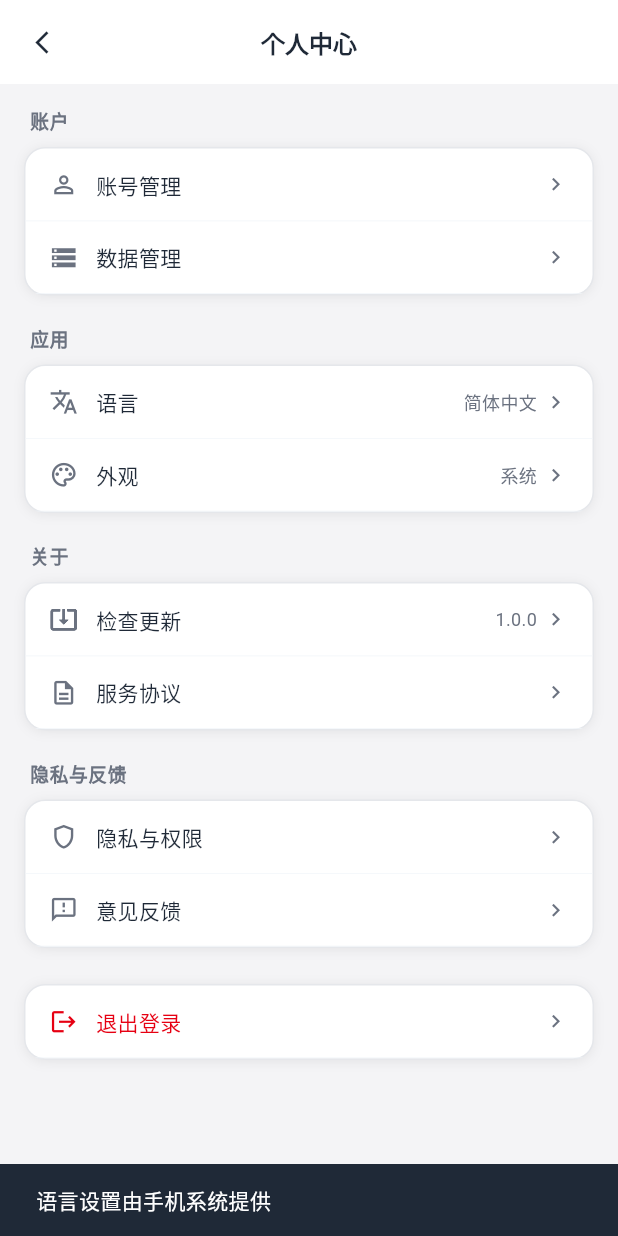
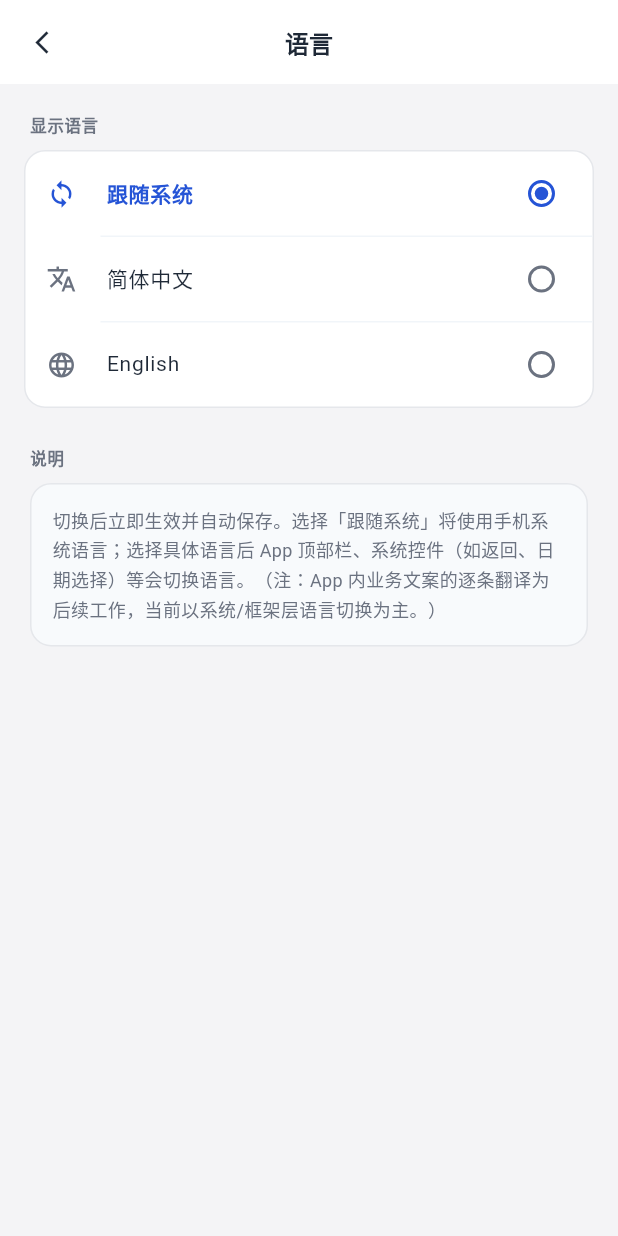
Before and after one commit to yungman-marker/tiejii_app, a Flutter app: the MeScreen screen opened by its route, after a tap on "语言", on a phone screen of 412 x 824 dp. Run offline on Flutter 3.47's test engine with Material 3 defaults, Android fonts, the phone set to English and light mode, and no system bars; our stand-ins replace file_picker, flutter_riverpod, flutter_svg, flutter_tts, go_router, image_picker and 2 more; missing offline and left inert: dart:html, dart:js_util, pointycastle, window_manager; accounts and stored records are empty.

Commit message:
feat(settings): 个人中心 语言/外观 接入可用设置界面
- 新增 language_screen.dart：跟随系统/简体中文/English 三选一，localeProvider 持久化全局生效
- app_router 加 /me/language 路由（桌面 NoTransitionPage + 移动 _slidePage，与外观对称）
- me_screen 移动端：语言/外观 由"系统提供"提示改为跳转对应设置页，右侧文字动态显示当前选择
- me_shell_desktop 应用分组补"语言"菜单项 + _sectionFromPath 分支（此前桌面端无语言菜单）
- 外观底层 themeModeProvider + AppearanceScreen 本已就绪，本次仅打通入口

```diff
--- a/lib/router/app_router.dart
+++ b/lib/router/app_router.dart
@@ -15,6 +15,7 @@ import '../ui/screens/knowledge_screen.dart';
 import '../ui/screens/knowledge_dir_screen.dart';
 import '../ui/screens/file_preview_screen.dart';
 import '../ui/screens/appearance_screen.dart';
+import '../ui/screens/language_screen.dart';
 import '../ui/screens/login_screen.dart';
 import '../ui/screens/main_shell.dart';
 import '../ui/screens/memory_screen.dart';
@@ -130,6 +131,12 @@ final routerProvider = Provider<GoRouter>((ref) {
                 : _slidePage(const AppearanceScreen()),
           ),
           GoRoute(
+            path: '/me/language',
+            pageBuilder: (context, state) => isDesktop(context)
+                ? const NoTransitionPage(child: LanguageScreen())
+                : _slidePage(const LanguageScreen()),
+          ),
+          GoRoute(
             path: '/me/feedback',
             pageBuilder: (context, state) => isDesktop(context)
                 ? const NoTransitionPage(child: FeedbackScreen())
--- /dev/null
+++ b/lib/ui/screens/language_screen.dart
@@ -0,0 +1,162 @@
+import 'package:flutter/material.dart';
+import 'package:flutter_riverpod/flutter_riverpod.dart';
+
+import '../../core/responsive.dart';
+import '../../core/theme/app_theme.dart';
+import '../../providers/locale_provider.dart';
+
+/// 语言（/me/language）：跟随系统 / 简体中文 / English 三选一。
+///
+/// 选择写入 [localeProvider]（SharedPreferences 持久化），[app] 顶层
+/// MaterialApp.locale 立即跟随；下次冷启动恢复选择。
+class LanguageScreen extends ConsumerWidget {
+  const LanguageScreen({super.key});
+
+  @override
+  Widget build(BuildContext context, WidgetRef ref) {
+    final current = ref.watch(localeProvider);
+    final isWide = isDesktop(context);
+    final scheme = Theme.of(context).colorScheme;
+
+    return Scaffold(
+      appBar: AppBar(
+        leading: isWide
+            ? const SizedBox.shrink()
+            : IconButton(
+                icon: const Icon(Icons.arrow_back_ios_new, size: 18),
+                onPressed: () => Navigator.of(context).pop(),
+              ),
+        title: const Text('语言'),
+        centerTitle: true,
+      ),
+      body: SafeArea(
+        bottom: false,
+        child: ListView(
+          padding: const EdgeInsets.fromLTRB(16, 12, 16, 24),
+          children: [
+            _sectionLabel('显示语言'),
+            _optionsCard(current, ref, scheme),
+            const SizedBox(height: 18),
+            _sectionLabel('说明'),
+            _tip(
+              '切换后立即生效并自动保存。'
+              '选择「跟随系统」将使用手机系统语言；选择具体语言后 App 顶部栏、'
+              '系统控件（如返回、日期选择）等会切换语言。'
+              '（注：App 内业务文案的逐条翻译为后续工作，当前以系统/框架层语言切换为主。）',
+            ),
+          ],
+        ),
+      ),
+    );
+  }
+
+  Widget _sectionLabel(String text) => Builder(builder: (ctx) {
+        return Padding(
+          padding: const EdgeInsets.fromLTRB(4, 8, 4, 8),
+          child: Text(
+            text,
+            style: TextStyle(
+              fontSize: 11,
+              fontWeight: FontWeight.w600,
+              color: Theme.of(ctx).colorScheme.onSurfaceVariant,
+              letterSpacing: 0.4,
+            ),
+          ),
+        );
+      });
+
+  Widget _optionsCard(Locale? current, WidgetRef ref, ColorScheme scheme) {
+    return Container(
+      decoration: BoxDecoration(
+        color: scheme.surface,
+        borderRadius: BorderRadius.circular(AppRadius.card),
+        border: Border.all(color: scheme.outline),
+      ),
+      child: Column(
+        children: [
+          _tile(
+            icon: Icons.sync_outlined,
+            label: '跟随系统',
+            value: null,
+            groupValue: current,
+            scheme: scheme,
+            onChanged: (v) => ref.read(localeProvider.notifier).set(v),
+          ),
+          Divider(height: 1, color: scheme.outlineVariant, indent: 50),
+          _tile(
+            icon: Icons.translate_outlined,
+            label: '简体中文',
+            value: const Locale('zh', 'CN'),
+            groupValue: current,
+            scheme: scheme,
+            onChanged: (v) => ref.read(localeProvider.notifier).set(v),
+          ),
+          Divider(height: 1, color: scheme.outlineVariant, indent: 50),
+          _tile(
+            icon: Icons.language_outlined,
+            label: 'English',
+            value: const Locale('en', 'US'),
+            groupValue: current,
+            scheme: scheme,
+            onChanged: (v) => ref.read(localeProvider.notifier).set(v),
+          ),
+        ],
+      ),
+    );
+  }
+
+  Widget _tile({
+    required IconData icon,
+    required String label,
+    required Locale? value,
+    required Locale? groupValue,
+    required ColorScheme scheme,
+    required ValueChanged<Locale?> onChanged,
+  }) {
+    final selected = value?.toString() == groupValue?.toString();
+    final fg = selected ? scheme.primary : scheme.onSurface;
+    final iconClr = selected ? scheme.primary : scheme.onSurfaceVariant;
+    return RadioListTile<Locale?>(
+      value: value,
+      groupValue: groupValue,
+      onChanged: onChanged,
+      controlAffinity: ListTileControlAffinity.trailing,
+      secondary: Icon(
+        icon,
+        size: 20,
+        color: iconClr,
+      ),
+      title: Text(
+        label,
+        style: TextStyle(
+          fontSize: 14,
+          color: fg,
+          fontWeight: selected ? FontWeight.w600 : FontWeight.w400,
+        ),
+      ),
+      activeColor: scheme.primary,
+      contentPadding: const EdgeInsets.symmetric(horizontal: 14),
+    );
+  }
+
+  Widget _tip(String text) => Builder(builder: (ctx) {
+        final scheme = Theme.of(ctx).colorScheme;
+        return Container(
+          margin: const EdgeInsets.symmetric(horizontal: 4),
+          padding: const EdgeInsets.all(14),
+          decoration: BoxDecoration(
+            color: scheme.surfaceContainerHighest,
+            borderRadius: BorderRadius.circular(AppRadius.card),
+            border: Border.all(color: scheme.outline),
+          ),
+          child: Text(
+            text,
+            style: TextStyle(
+              fontSize: 12,
+              color: scheme.onSurfaceVariant,
+              height: 1.6,
+            ),
+          ),
+        );
+      });
+}
--- a/lib/ui/screens/me_screen.dart
+++ b/lib/ui/screens/me_screen.dart
@@ -5,6 +5,8 @@ import 'package:go_router/go_router.dart';
 import '../../core/responsive.dart';
 import '../../core/theme/app_theme.dart';
 import '../../providers/auth_provider.dart';
+import '../../providers/locale_provider.dart';
+import '../../providers/theme_provider.dart';
 
 /// 个人中心菜单（分组：账户 / 应用 / 关于 / 隐私与反馈），被全屏页 [MeScreen] 复用。
 ///
@@ -29,11 +31,11 @@ Widget buildMeMenu(BuildContext context, WidgetRef ref) {
       _sectionHeader('应用'),
       _group([
         _row(Icons.translate_outlined, '语言',
-            trailing: '简体中文',
-            onTap: () => _tip(context, '语言设置由手机系统提供')),
+            trailing: _localeLabel(ref.watch(localeProvider)),
+            onTap: () => context.push('/me/language')),
         _row(Icons.palette_outlined, '外观',
-            trailing: '系统',
-            onTap: () => _tip(context, '外观设置由手机系统提供')),
+            trailing: _themeModeLabel(ref.watch(themeModeProvider)),
+            onTap: () => context.push('/me/appearance')),
       ]),
 
       // ── 关于 ──────────────────────────────────────────
@@ -203,6 +205,21 @@ Widget _sectionHeader(String text) => Builder(builder: (ctx) {
 void _tip(BuildContext ctx, String message) =>
     ScaffoldMessenger.of(ctx).showSnackBar(SnackBar(content: Text(message)));
 
+/// 语言菜单右侧文字：跟随系统 / 简体中文 / English。
+String _localeLabel(Locale? locale) {
+  if (locale == null) return '跟随系统';
+  if (locale.languageCode == 'zh') return '简体中文';
+  if (locale.languageCode == 'en') return 'English';
+  return '跟随系统';
+}
+
+/// 外观菜单右侧文字：系统 / 浅色 / 深色。
+String _themeModeLabel(ThemeMode mode) => switch (mode) {
+      ThemeMode.light => '浅色',
+      ThemeMode.dark => '深色',
+      ThemeMode.system => '系统',
+    };
+
 void _confirmLogout(BuildContext ctx, WidgetRef ref) {
   showDialog(
     context: ctx,
--- a/lib/ui/screens/me_shell_desktop.dart
+++ b/lib/ui/screens/me_shell_desktop.dart
@@ -71,6 +71,7 @@ class MeShellDesktop extends ConsumerWidget {
     if (path.startsWith('/me/feedback')) return 'feedback';
     if (path.startsWith('/me/memory')) return 'memory';
     if (path.startsWith('/me/appearance')) return 'appearance';
+    if (path.startsWith('/me/language')) return 'language';
     return '';
   }
 }
@@ -114,6 +115,13 @@ class _Sidebar extends ConsumerWidget {
             label: '外观主题',
             section: 'appearance',
             onTap: () => context.go('/me/appearance'),
+          ),
+          _item(
+            context,
+            icon: Icons.translate_outlined,
+            label: '语言',
+            section: 'language',
+            onTap: () => context.go('/me/language'),
           ),
           _sectionHeader('关于'),
           _item(
```
